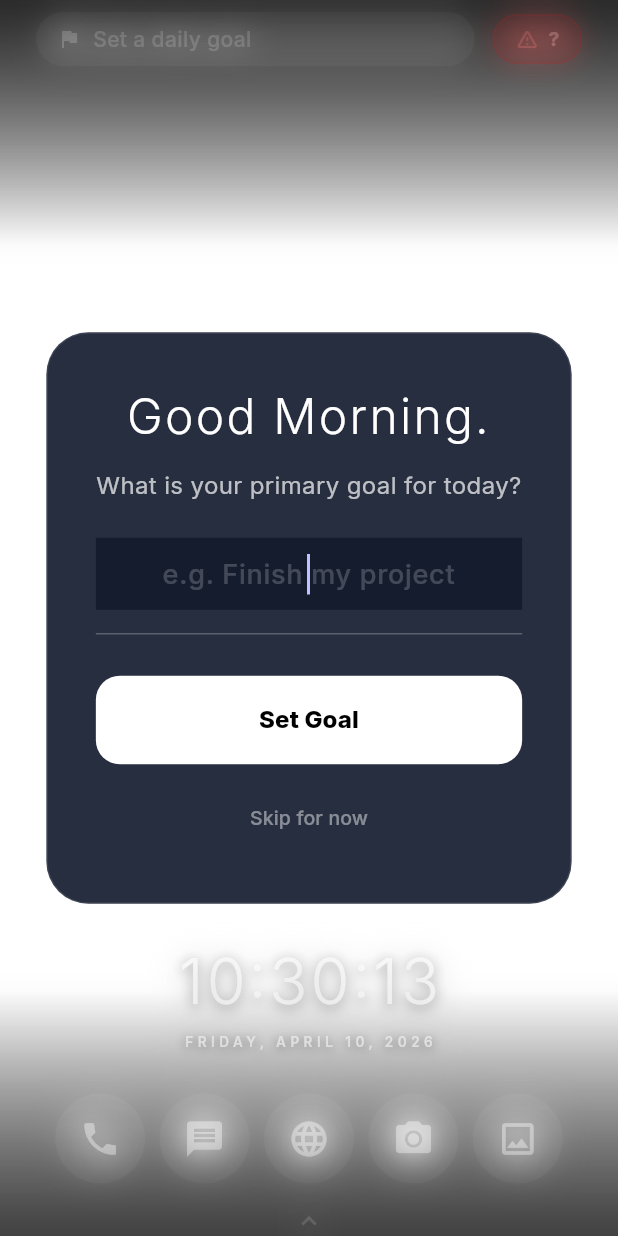
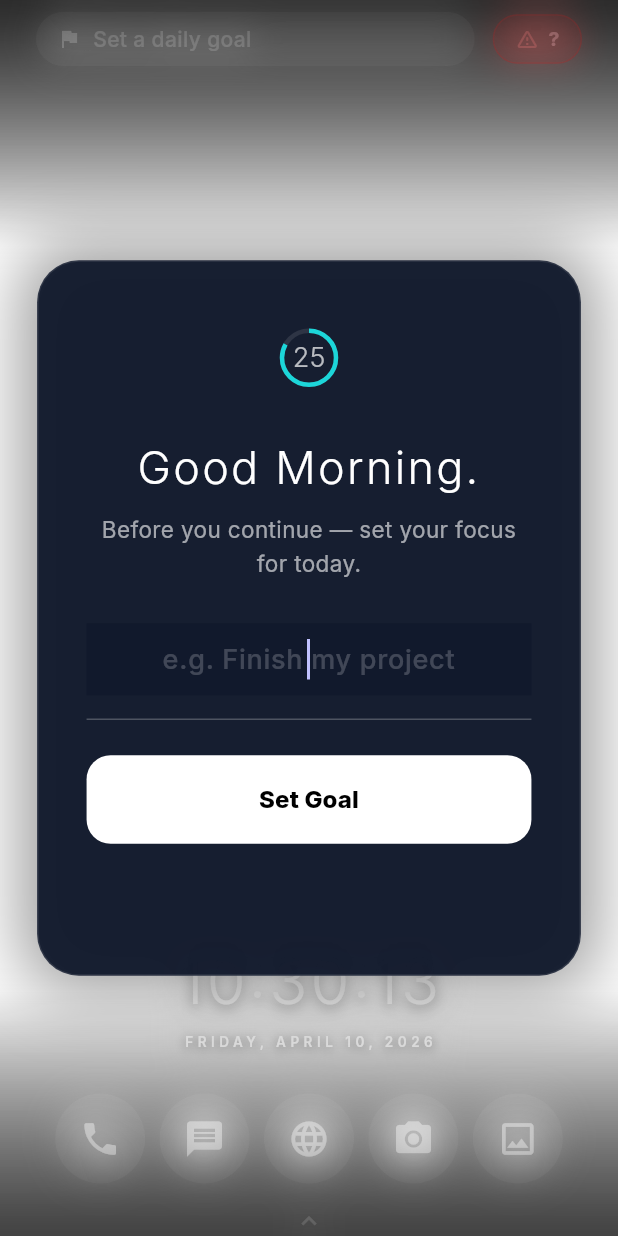
Before and after one commit to iampownkumar/koralauncher, a Flutter app: the HomeScreen screen opened directly, after a tap on the "keyboard arrow up" icon, after a tap on "Set Goal", on a phone screen of 412 x 824 dp. Run offline on Flutter 3.47's test engine with Material 3 defaults, Android fonts, the phone set to English and light mode, and no system bars; drawn by our look-alikes of dynamic_color; our stand-ins replace drift, google_fonts, image_picker, sentry_flutter, shared_preferences, upgrader; missing offline and left inert: android_intent_plus, installed_apps; accounts and stored records are empty; generated files the repository leaves out were written again; statements that could not run were skipped.

Commit message:
feat: enhance daily intention flow and fix expense tracker db collision
- Expense tracker: Update ID schema to prevent credit card vs account ID collisions
- Launcher: Make daily intention mandatory on first open with a 30s unskippable screen
- Launcher: Sync daily intention with Todo list (two-way sync)
- Launcher: Create a nightly snapshot of the Todo list before midnight reset

```diff
--- a/lib/screens/home_screen.dart
+++ b/lib/screens/home_screen.dart
@@ -194,6 +194,7 @@ class _HomeScreenState extends State<HomeScreen> {
                   GoalSetter(
                     initialGoal: _controller.goal,
                     onDismiss: _controller.dismissGoalSetter,
+                    isMandatory: _controller.isMandatoryIntention,
                     onGoalSet: _controller.onGoalSet,
                   ),
 
--- a/lib/services/todo_service.dart
+++ b/lib/services/todo_service.dart
@@ -1,5 +1,6 @@
 import '../database/database_provider.dart';
 import '../database/kora_database.dart';
+import 'storage_service.dart';
 
 class TodoService {
   static final List<Todo> _todos = [];
@@ -14,16 +15,21 @@ class TodoService {
     final list = await db.getTodos();
     final today = DateTime.now();
 
-    // Nightly Reset Logic: purge tasks not from today
-    for (var t in list) {
-      if (t.createdAt.year != today.year ||
-          t.createdAt.month != today.month ||
-          t.createdAt.day != today.day) {
+    // Identify stale todos (not from today)
+    final staleTodos = list.where((t) =>
+        t.createdAt.year != today.year ||
+        t.createdAt.month != today.month ||
+        t.createdAt.day != today.day).toList();
+
+    // ── Nightly Reset: snapshot BEFORE deleting ──────────────────
+    if (staleTodos.isNotEmpty) {
+      await db.saveDailySnapshot(staleTodos);
+      for (var t in staleTodos) {
         await db.deleteTodo(t.id);
       }
     }
 
-    // Refetch the purged list — ordered by priority (lower = higher up)
+    // Refetch \u2014 ordered by priority (lower = higher up)
     final finalList = await db.getTodos();
     _todos.clear();
     _todos.addAll(finalList);
@@ -39,19 +45,58 @@ class TodoService {
     await refreshTodos();
   }
 
+  /// Add the intention as the first (pinned) todo and store its ID for sync.
+  static Future<void> addIntentionTodo(String intention) async {
+    // If a linked todo already exists for today, update it instead
+    final existingId = StorageService.getIntentionTodoId();
+    if (existingId != null) {
+      await db.updateTodoTitle(existingId, intention);
+      await refreshTodos();
+      return;
+    }
+
+    // Insert at priority 0 (top of list) — shift existing todos down
+    for (int i = 0; i < _todos.length; i++) {
+      await db.updateTodoPriority(_todos[i].id, i + 1);
+    }
+    final newId = await db.addTodo(intention, priority: 0, source: 'intention');
+    await StorageService.setIntentionTodoId(newId);
+    await refreshTodos();
+  }
+
+  /// Update the intention-linked todo title (called when intention is edited).
+  static Future<void> updateIntentionTodo(String newTitle) async {
+    final existingId = StorageService.getIntentionTodoId();
+    if (existingId == null) return;
+    await db.updateTodoTitle(existingId, newTitle);
+    await refreshTodos();
+  }
+
+  /// Called from TodoScreen when the user edits a todo that has source='intention'.
+  /// Updates both the todo title and the stored daily intention.
+  static Future<void> editTodo(int id, String newTitle) async {
+    await db.updateTodoTitle(id, newTitle);
+    // If this is the intention-linked todo, also sync back to StorageService
+    final linkedId = StorageService.getIntentionTodoId();
+    if (linkedId == id) {
+      await StorageService.setDailyIntention(newTitle);
+      await db.saveIntention(newTitle);
+    }
+    await refreshTodos();
+  }
+
   static Future<void> toggleTodo(int id) async {
     await db.toggleTodo(id);
     await refreshTodos();
   }
 
   static Future<void> deleteTodo(int id) async {
+    // If deleting the intention-linked todo, clear the link
+    final linkedId = StorageService.getIntentionTodoId();
+    if (linkedId == id) {
+      await StorageService.clearIntentionTodoId();
+    }
     await db.deleteTodo(id);
-    await refreshTodos();
-  }
-
-  /// Edit the title of a task.
-  static Future<void> editTodo(int id, String newTitle) async {
-    await db.updateTodoTitle(id, newTitle);
     await refreshTodos();
   }
 
--- a/lib/state/home_controller.dart
+++ b/lib/state/home_controller.dart
@@ -11,6 +11,7 @@ import '../wallpaper/wallpaper_service.dart';
 
 class HomeController extends ChangeNotifier with WidgetsBindingObserver {
   bool showGoalSetter = false;
+  bool isMandatoryIntention = false; // true when no intention has been set today
   bool isDefaultLauncher = true;
   bool hideDefaultLauncherBanner = false;
   bool hasUsagePermission = true;
@@ -49,6 +50,7 @@ class HomeController extends ChangeNotifier with WidgetsBindingObserver {
 
     if (!StorageService.hasCompletedOnboarding()) {
       showGoalSetter = true;
+      isMandatoryIntention = true; // first-ever onboarding
       notifyListeners();
     } else {
       _checkMorningGoalTrigger();
@@ -86,12 +88,12 @@ class HomeController extends ChangeNotifier with WidgetsBindingObserver {
   }
 
   void _checkMorningGoalTrigger() {
-    final now = DateTime.now();
-    if (now.hour >= 5 && now.hour < 10) {
-      if (goal == null || goal!.isEmpty) {
-        pulseIntention = true;
-        notifyListeners();
-      }
+    // Show the intention setter any time the user opens the launcher without
+    // having set a goal today — time-of-day restriction removed.
+    if (goal == null || goal!.isEmpty) {
+      isMandatoryIntention = true;
+      showGoalSetter = true;
+      notifyListeners();
     }
   }
 
@@ -103,11 +105,14 @@ class HomeController extends ChangeNotifier with WidgetsBindingObserver {
   }
 
   void showGoalSetterOverlay() {
+    // Edit mode — intention already exists so it’s not mandatory
+    isMandatoryIntention = false;
     showGoalSetter = true;
     notifyListeners();
   }
 
   void dismissGoalSetter() {
+    // Only callable in edit (non-mandatory) mode
     showGoalSetter = false;
     notifyListeners();
   }
@@ -119,11 +124,15 @@ class HomeController extends ChangeNotifier with WidgetsBindingObserver {
 
   void onGoalSet() {
     showGoalSetter = false;
+    isMandatoryIntention = false;
     goal = StorageService.getDailyIntention();
+    // Refresh todos so the new intention-linked todo appears on home screen
+    TodoService.refreshTodos().then((_) => notifyListeners());
     notifyListeners();
   }
 
   void triggerRefresh() {
+    goal = StorageService.getDailyIntention();
     notifyListeners();
   }
 }
--- a/lib/widgets/goal_setter.dart
+++ b/lib/widgets/goal_setter.dart
@@ -1,84 +1,130 @@
+import 'dart:async';
 import 'dart:ui';
 import 'package:flutter/material.dart';
 import '../services/storage_service.dart';
+import '../services/todo_service.dart';
 import '../services/rising_tide_service.dart';
 import '../database/database_provider.dart';
 
+/// The daily intention setter overlay.
+///
+/// **First open of a new day (no intention set)**:
+///   - Shows immediately with a 30-second animated countdown ring.
+///   - The countdown is purely visual — no "Skip" button exists.
+///   - The ONLY way to dismiss is to type a goal and tap "Set Goal".
+///
+/// **Subsequent opens (intention already set / editing)**:
+///   - Normal edit mode with a dismiss button.
 class GoalSetter extends StatefulWidget {
   final VoidCallback onGoalSet;
-  final VoidCallback? onDismiss;
+  final VoidCallback onDismiss;
   final String? initialGoal;
+  final bool isMandatory;
 
   const GoalSetter({
     super.key,
     required this.onGoalSet,
-    this.onDismiss,
+    required this.onDismiss,
     this.initialGoal,
+    this.isMandatory = false,
   });
 
   @override
   State<GoalSetter> createState() => _GoalSetterState();
 }
 
-class _GoalSetterState extends State<GoalSetter> {
+class _GoalSetterState extends State<GoalSetter>
+    with SingleTickerProviderStateMixin {
   late TextEditingController _controller;
-  bool _canSkip = false;
-  bool _isFirstRun = false;
+
+  // Countdown state — only relevant when this is a mandatory first-set
+  static const int _countdownSeconds = 30;
+  int _secondsLeft = _countdownSeconds;
+  Timer? _timer;
+
+  // Animation for the countdown ring
+  late AnimationController _ringController;
+  late Animation<double> _ringAnimation;
 
   @override
   void initState() {
     super.initState();
     _controller = TextEditingController(text: widget.initialGoal);
-    _isFirstRun = !StorageService.hasCompletedOnboarding();
 
-    if (widget.onDismiss != null) {
-      if (_isFirstRun) {
-        Future.delayed(const Duration(seconds: 5), () {
-          if (mounted) {
+    _ringController = AnimationController(
+      vsync: this,
+      duration: const Duration(seconds: _countdownSeconds),
+    );
+    _ringAnimation = Tween<double>(begin: 1.0, end: 0.0).animate(
+      CurvedAnimation(parent: _ringController, curve: Curves.linear),
+    );
+
+    if (widget.isMandatory) {
+      _ringController.forward();
+      _startCountdown();
+    }
+  }
+
+  void _startCountdown() {
+    _timer = Timer.periodic(const Duration(seconds: 1), (timer) {
+      if (!mounted) {
+        timer.cancel();
+        return;
+      }
       setState(() {
-              _canSkip = true;
-            });
+        if (_secondsLeft > 0) {
+          _secondsLeft--;
+        } else {
+          timer.cancel();
         }
       });
-      } else {
-        _canSkip = true;
-      }
-    }
+    });
   }
 
   @override
   void dispose() {
+    _timer?.cancel();
+    _ringController.dispose();
     _controller.dispose();
     super.dispose();
   }
 
-  void _submit() async {
-    if (_controller.text.trim().isNotEmpty) {
-      if (_isFirstRun) await StorageService.completeOnboarding();
-      // Keep internal storage for fast retrieval
-      await StorageService.setDailyIntention(_controller.text.trim());
-      // Save to Drift DB for pattern analysis
-      await db.saveIntention(_controller.text.trim());
+  Future<void> _submit() async {
+    final text = _controller.text.trim();
+    if (text.isEmpty) return;
+
+    final isNewIntention = widget.initialGoal == null ||
+        widget.initialGoal!.isEmpty ||
+        widget.initialGoal != text;
+
+    // Save to SharedPreferences (fast retrieval)
+    await StorageService.setDailyIntention(text);
+    // Save to Drift DB (history / AI context)
+    await db.saveIntention(text);
     RisingTideService.invalidateIntentionCache();
+
+    if (isNewIntention) {
+      // Auto-add (or update) the intention-linked todo
+      await TodoService.addIntentionTodo(text);
+    } else if (widget.initialGoal != text) {
+      // User edited an existing intention — sync to linked todo
+      await TodoService.updateIntentionTodo(text);
+    }
+
     widget.onGoalSet();
-    }
   }
 
   String _getGreeting() {
     final hour = DateTime.now().hour;
-    if (hour < 12) {
-      return "Good Morning.";
-    } else if (hour < 17) {
-      return "Good Afternoon.";
-    } else {
+    if (hour < 12) return "Good Morning.";
+    if (hour < 17) return "Good Afternoon.";
     return "Good Evening.";
-    }
   }
 
   @override
   Widget build(BuildContext context) {
     return BackdropFilter(
-      filter: ImageFilter.blur(sigmaX: 10, sigmaY: 10),
+      filter: ImageFilter.blur(sigmaX: 12, sigmaY: 12),
       child: Center(
         child: Padding(
           padding: EdgeInsets.only(
@@ -86,55 +132,73 @@ class _GoalSetterState extends State<GoalSetter> {
           ),
           child: SingleChildScrollView(
             child: Container(
-              width: MediaQuery.of(context).size.width * 0.85,
+              width: MediaQuery.of(context).size.width * 0.88,
               padding: const EdgeInsets.all(32),
               decoration: BoxDecoration(
-                color: const Color(0xFF0F172A).withValues(alpha: 0.9),
+                color: const Color(0xFF0F172A).withValues(alpha: 0.95),
                 borderRadius: BorderRadius.circular(28),
                 border: Border.all(color: Colors.white10),
+                boxShadow: [
+                  BoxShadow(
+                    color: Colors.black.withValues(alpha: 0.4),
+                    blurRadius: 40,
+                    spreadRadius: 10,
+                  ),
+                ],
               ),
               child: Column(
                 mainAxisSize: MainAxisSize.min,
                 crossAxisAlignment: CrossAxisAlignment.stretch,
                 children: [
+                  // ── Countdown ring (mandatory mode only) ──────────
+                  if (widget.isMandatory) _buildCountdownRing(),
+
                   Text(
                     _getGreeting(),
                     style: const TextStyle(
-                      fontSize: 32,
+                      fontSize: 30,
                       fontWeight: FontWeight.w300,
                       color: Colors.white,
                       letterSpacing: 1.5,
                     ),
                     textAlign: TextAlign.center,
                   ),
-                  const SizedBox(height: 12),
-                  const Text(
-                    "What is your primary goal for today?",
-                    style: TextStyle(
-                      color: Colors.white70,
-                      fontSize: 16,
-                      height: 1.4,
+                  const SizedBox(height: 8),
+                  Text(
+                    widget.isMandatory
+                        ? "Before you continue — set your focus for today."
+                        : "What is your primary goal for today?",
+                    style: const TextStyle(
+                      color: Colors.white60,
+                      fontSize: 15,
+                      height: 1.5,
                     ),
                     textAlign: TextAlign.center,
                   ),
-                  const SizedBox(height: 24),
+                  const SizedBox(height: 28),
+
+                  // ── Text field ────────────────────────────────────
                   TextField(
                     controller: _controller,
                     autofocus: true,
                     style: const TextStyle(color: Colors.white, fontSize: 18),
                     textAlign: TextAlign.center,
+                    textInputAction: TextInputAction.done,
                     decoration: InputDecoration(
                       hintText: "e.g. Finish my project",
                       hintStyle: TextStyle(
                         color: Colors.white.withValues(alpha: 0.2),
                       ),
                       border: InputBorder.none,
-                      contentPadding: const EdgeInsets.symmetric(vertical: 8),
+                      contentPadding:
+                          const EdgeInsets.symmetric(vertical: 8),
                     ),
                     onSubmitted: (_) => _submit(),
                   ),
                   const Divider(color: Colors.white24, height: 32),
-                  const SizedBox(height: 12),
+                  const SizedBox(height: 8),
+
+                  // ── Set Goal button ───────────────────────────────
                   ElevatedButton(
                     onPressed: _submit,
                     style: ElevatedButton.styleFrom(
@@ -154,25 +218,22 @@ class _GoalSetterState extends State<GoalSetter> {
                       ),
                     ),
                   ),
-                  if (widget.onDismiss != null) ...[
+
+                  // ── Dismiss Action ───────────────────────────────
+                  if (!widget.isMandatory || _secondsLeft <= 0) ...[
                     const SizedBox(height: 12),
-                    if (_canSkip)
                     TextButton(
-                        onPressed: () async {
-                          if (_isFirstRun)
-                            await StorageService.completeOnboarding();
-                          widget.onDismiss!();
-                        },
+                      onPressed: widget.onDismiss,
                       child: Text(
-                          "Skip for now",
+                        widget.isMandatory ? "Skip for now" : "Cancel",
                         style: TextStyle(
-                            color: Colors.white.withValues(alpha: 0.45),
+                          color: Colors.white.withValues(alpha: 0.4),
                           fontSize: 13,
                         ),
                       ),
-                      )
-                    else
-                      const SizedBox(height: 36), // preserve same height
+                    ),
+                  ] else ...[
+                     const SizedBox(height: 55), // reserve space so UI doesn't jump
                   ],
                 ],
               ),
@@ -182,4 +243,45 @@ class _GoalSetterState extends State<GoalSetter> {
       ),
     );
   }
+
+  Widget _buildCountdownRing() {
+    final bool countingDown = _secondsLeft > 0;
+    return Padding(
+      padding: const EdgeInsets.only(bottom: 20),
+      child: Center(
+        child: SizedBox(
+          width: 64,
+          height: 64,
+          child: Stack(
+            alignment: Alignment.center,
+            children: [
+              // Ring
+              AnimatedBuilder(
+                animation: _ringAnimation,
+                builder: (context, child) => CircularProgressIndicator(
+                  value: _ringAnimation.value,
+                  strokeWidth: 3,
+                  backgroundColor: Colors.white10,
+                  valueColor: AlwaysStoppedAnimation(
+                    countingDown
+                        ? Colors.cyanAccent.withValues(alpha: 0.8)
+                        : Colors.white24,
+                  ),
+                ),
+              ),
+              // Number or checkmark
+              Text(
+                countingDown ? '$_secondsLeft' : '✓',
+                style: TextStyle(
+                  color: countingDown ? Colors.white70 : Colors.white38,
+                  fontSize: countingDown ? 18 : 22,
+                  fontWeight: FontWeight.w300,
+                ),
+              ),
+            ],
+          ),
+        ),
+      ),
+    );
   }
+}
--- a/lib/widgets/todo_list_card.dart
+++ b/lib/widgets/todo_list_card.dart
@@ -1,5 +1,4 @@
 import 'package:flutter/material.dart';
-import 'dart:ui';
 import '../services/todo_service.dart';
 import 'frosted_glass_widget.dart';
 
```
Also changed, not shown: lib/database/kora_database.dart (+53 -4 lines), lib/screens/todo_screen.dart (+47 -10 lines), lib/services/storage_service.dart (+20 -0 lines), lib/database/kora_database.g.dart, lib/main.dart (line endings or trailing spaces), lib/screens/app_drawer_screen.dart (line endings or trailing spaces). Lines whose indentation alone changed are shown as unchanged.
